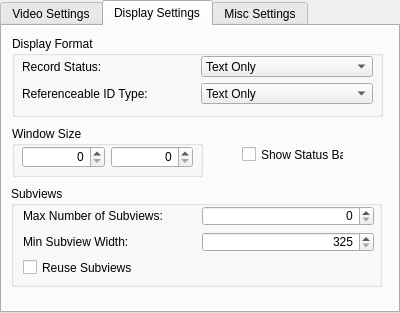
First picture: the form in files/ui/settingstab.ui, repository OpenMW/openmw, before the edit.
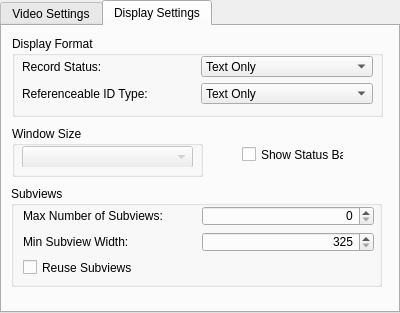
Second picture: the form after the edit. The open tabs and pages were chosen to show the change.

Commit message: Integrated into the original settings design, except using tabs rather than list & stacked widgets.  Works but visuals need updating.

What changed in the file:
```diff
--- a/files/ui/settingstab.ui
+++ b/files/ui/settingstab.ui
@@ -145,7 +145,7 @@
     <property name="title">
      <string>Display Format</string>
     </property>
-    <widget class="QWidget" name="layoutWidget">
+    <widget class="QWidget" name="layoutWidget_DisplayFormat">
      <property name="geometry">
       <rect>
        <x>10</x>
@@ -223,7 +223,7 @@
      <string>Subviews</string>
     </property>
    </widget>
-   <widget class="QWidget" name="layoutWidget2">
+   <widget class="QWidget" name="layoutWidget_Subviews">
     <property name="geometry">
      <rect>
       <x>21</x>
@@ -291,11 +291,30 @@
     <property name="title">
      <string>Window Size</string>
     </property>
-    <widget class="QWidget" name="layoutWidget">
+    <widget class="QStackedWidget" name="stackedWidget">
+     <property name="enabled">
+      <bool>true</bool>
+     </property>
      <property name="geometry">
       <rect>
        <x>10</x>
        <y>20</y>
+       <width>171</width>
+       <height>21</height>
+      </rect>
+     </property>
+     <property name="currentIndex">
+      <number>0</number>
+     </property>
+     <widget class="QWidget" name="page">
+      <property name="enabled">
+       <bool>true</bool>
+      </property>
+      <widget class="QWidget" name="displayGroup_WindowSize">
+       <property name="geometry">
+        <rect>
+         <x>0</x>
+         <y>0</y>
        <width>171</width>
        <height>22</height>
       </rect>
@@ -324,6 +343,23 @@
      </layout>
     </widget>
    </widget>
+     <widget class="QWidget" name="page_2">
+      <widget class="QComboBox" name="cmbStdWinSize">
+       <property name="enabled">
+        <bool>false</bool>
+       </property>
+       <property name="geometry">
+        <rect>
+         <x>0</x>
+         <y>0</y>
+         <width>171</width>
+         <height>22</height>
+        </rect>
+       </property>
+      </widget>
+     </widget>
+    </widget>
+   </widget>
    <widget class="QCheckBox" name="cbStatusBar">
     <property name="geometry">
      <rect>
@@ -340,27 +376,9 @@
    <zorder>displayGroup_Window</zorder>
    <zorder>displayGroup_DisplayFormat</zorder>
    <zorder>displayGroup_Subviews</zorder>
-   <zorder>layoutWidget2</zorder>
+   <zorder>displayGroup_WindowSize</zorder>
    <zorder>cbStatusBar</zorder>
   </widget>
-  <widget class="QWidget" name="MiscSettings">
-   <attribute name="title">
-    <string>Misc Settings</string>
-   </attribute>
-   <widget class="QComboBox" name="cmbStdWinSize">
-    <property name="enabled">
-     <bool>false</bool>
-    </property>
-    <property name="geometry">
-     <rect>
-      <x>70</x>
-      <y>100</y>
-      <width>69</width>
-      <height>22</height>
-     </rect>
-    </property>
-   </widget>
-  </widget>
  </widget>
  <resources/>
  <connections/>
```
Lines whose indentation alone changed are shown as unchanged. The commit also changes 12 other files.
